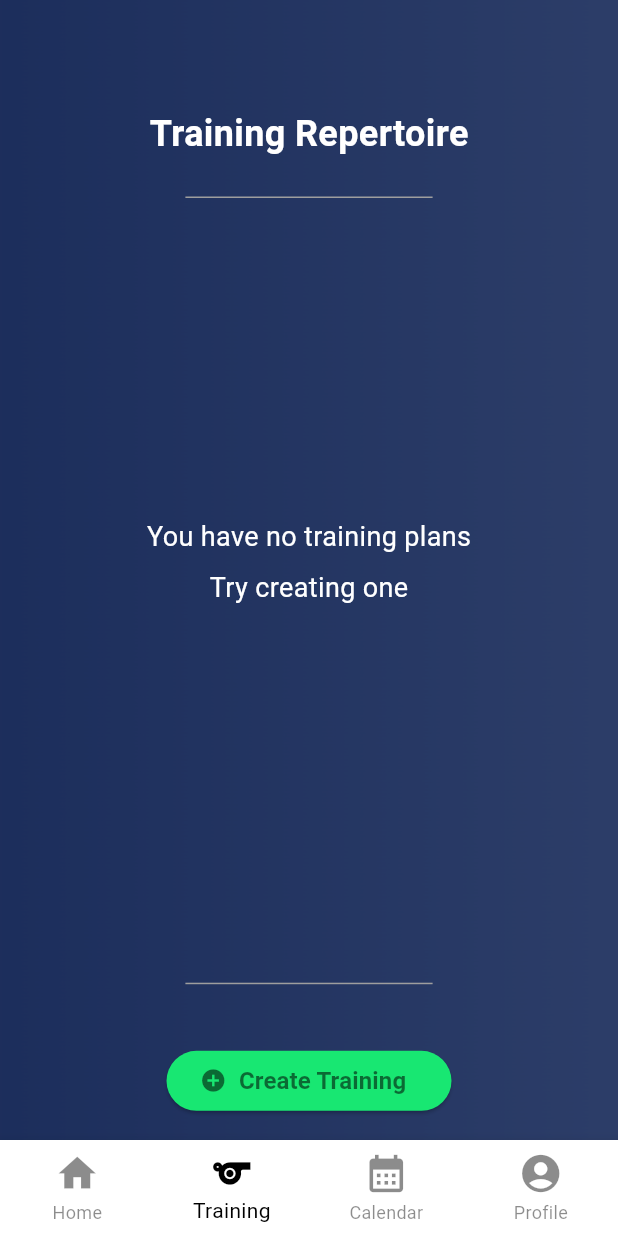
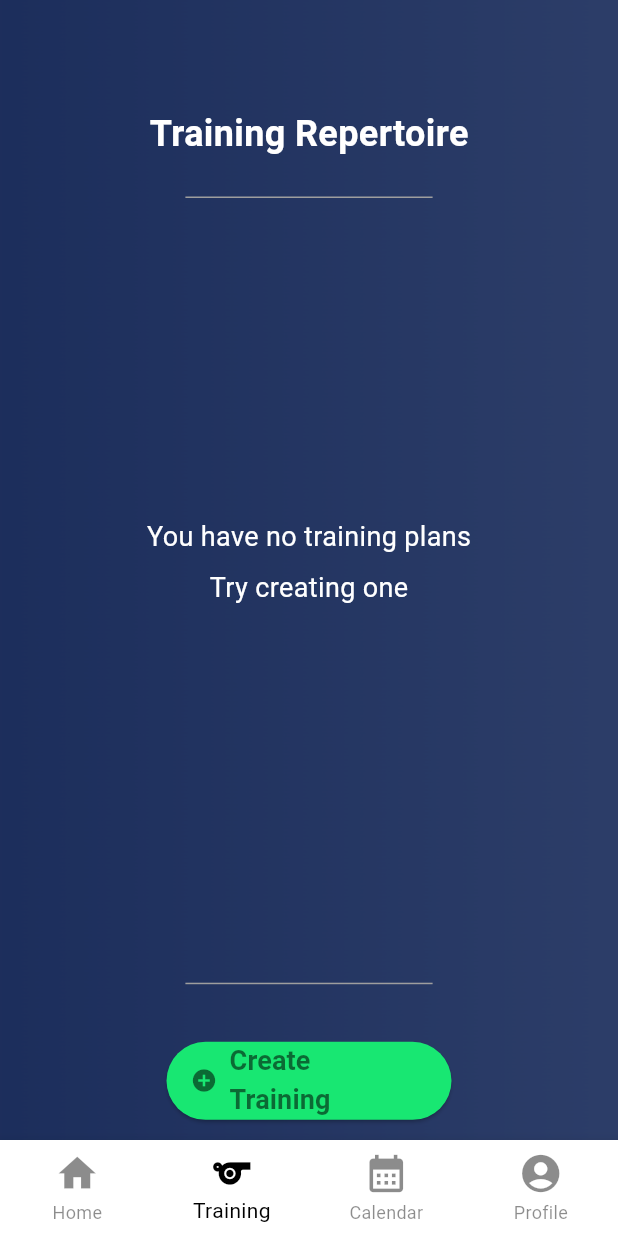
Before and after one commit to ipm13/trainlink, a Flutter app: the Repertoire screen opened by its route, on a phone screen of 412 x 824 dp. Run offline on Flutter 3.47's test engine with Material 2 defaults, Android fonts, the phone set to English and light mode, and no system bars; our stand-ins replace email_validator, flutter_native_splash, image_gallery_saver, image_picker, permission_handler, screenshot and 1 more; accounts and stored records are empty.

Commit message:
Update Create Training Button

```diff
--- a/lib/repertoire.dart
+++ b/lib/repertoire.dart
@@ -63,7 +63,7 @@ class _RepertoireState extends State<Repertoire> {
                         Icons.add_circle_sharp,
                         color: Colors.black54,
                       ),
-                      label: buttonLabelStyle("Create Training"),
+                      label: buttonLabelStyle("Create Training", size: 18),
                     ),
                   ),
                 ],
```
